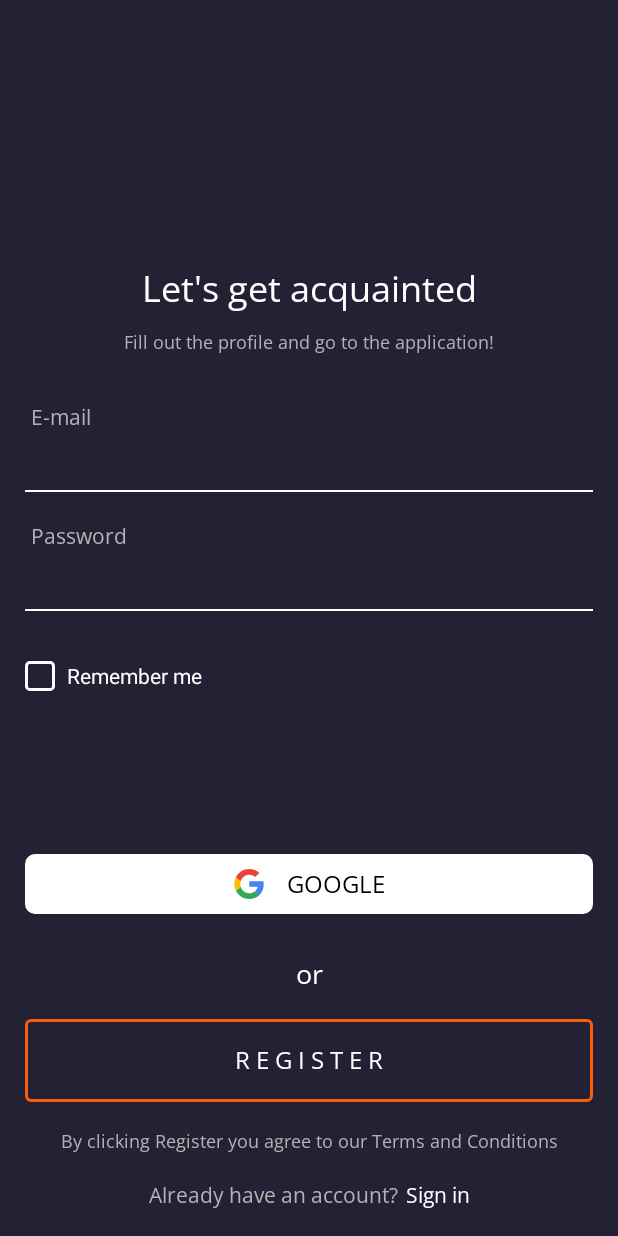
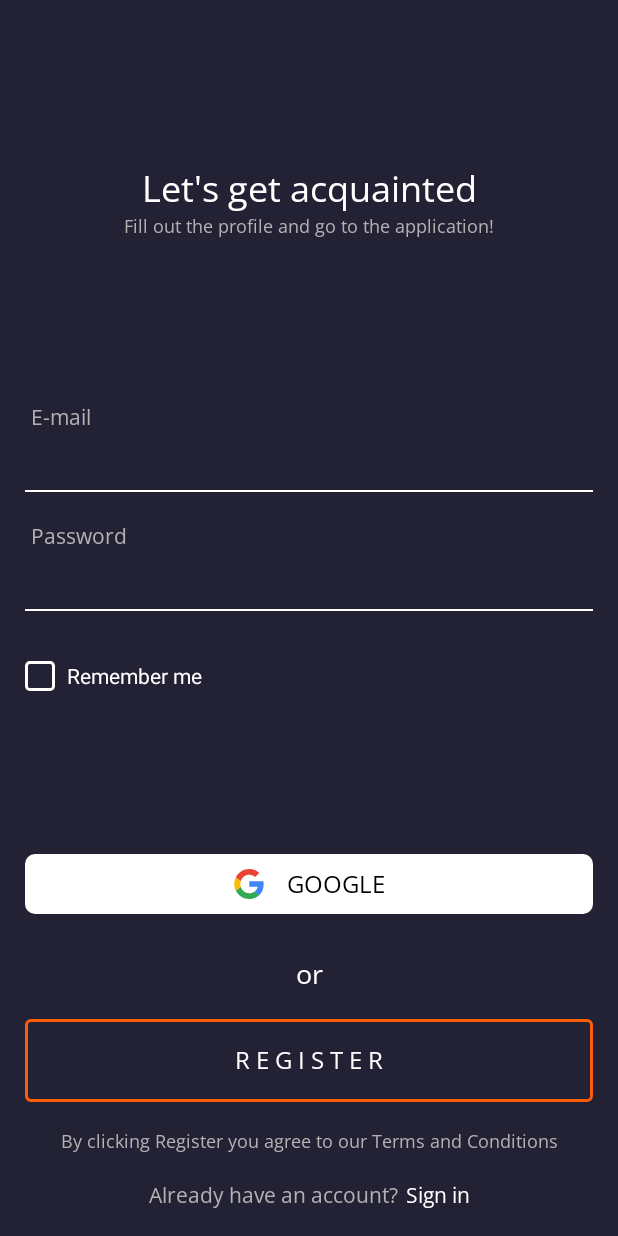
Before and after one commit to NastyaGroholska/BasicApplication, an Android app: the screen it shows after launch (MainActivity), on a phone screen of 412 x 824 dp. Run offline under Robolectric (Android 15) with nearby library versions, the phone set to English and light mode, and no system bars.

Commit message:
Slightly changed layout

```diff
--- a/app/src/main/AndroidManifest.xml
+++ b/app/src/main/AndroidManifest.xml
@@ -12,7 +12,7 @@
         android:label="@string/app_name"
         android:roundIcon="@mipmap/ic_launcher_round"
         android:supportsRtl="true"
-        android:theme="@style/Theme.BasicApplication"
+        android:theme="@style/Base.Theme.BasicApplication"
         tools:targetApi="31">
         <activity
             android:name=".presentation.ui.main.MainActivity"
--- a/app/src/main/res/layout/fragment_sign_up.xml
+++ b/app/src/main/res/layout/fragment_sign_up.xml
@@ -18,7 +18,8 @@
         app:layout_constraintBottom_toTopOf="@+id/text_subHeader"
         app:layout_constraintEnd_toEndOf="parent"
         app:layout_constraintStart_toStartOf="parent"
-        app:layout_constraintTop_toTopOf="@+id/percent20Horizontal" />
+        app:layout_constraintTop_toTopOf="parent"
+        app:layout_constraintVertical_chainStyle="packed" />
 
     <TextView
         android:id="@+id/text_subHeader"
@@ -28,7 +29,7 @@
         android:text="@string/fill_out_the_profile_and_go_to_the_application"
         android:textColor="@color/sub_text_color"
         android:textSize="@dimen/small_text_size"
-        app:layout_constraintBottom_toTopOf="@+id/percent30Horizontal"
+        app:layout_constraintBottom_toTopOf="@+id/barrier"
         app:layout_constraintEnd_toEndOf="parent"
         app:layout_constraintStart_toStartOf="parent"
         app:layout_constraintTop_toBottomOf="@+id/text_header" />
@@ -193,13 +194,6 @@
         app:layout_constraintTop_toBottomOf="@+id/text_tos" />
 
     <androidx.constraintlayout.widget.Guideline
-        android:id="@+id/percent20Horizontal"
-        android:layout_width="wrap_content"
-        android:layout_height="wrap_content"
-        android:orientation="horizontal"
-        app:layout_constraintGuide_percent="0.2" />
-
-    <androidx.constraintlayout.widget.Guideline
         android:id="@+id/percent30Horizontal"
         android:layout_width="wrap_content"
         android:layout_height="wrap_content"
@@ -233,4 +227,11 @@
         android:layout_height="wrap_content"
         android:orientation="vertical"
         app:layout_constraintGuide_percent="0.96" />
+
+    <androidx.constraintlayout.widget.Barrier
+        android:id="@+id/barrier"
+        android:layout_width="wrap_content"
+        android:layout_height="wrap_content"
+        app:barrierDirection="top"
+        app:constraint_referenced_ids="text_email" />
 </androidx.constraintlayout.widget.ConstraintLayout>
--- a/app/src/main/res/values-night/themes.xml
+++ b/app/src/main/res/values-night/themes.xml
@@ -1,7 +1,8 @@
-<resources xmlns:tools="http://schemas.android.com/tools">
+<resources>
     <!-- Base application theme. -->
     <style name="Base.Theme.BasicApplication" parent="Theme.MaterialComponents.Light.NoActionBar">
         <!-- Customize your dark theme here. -->
         <!-- <item name="colorPrimary">@color/my_dark_primary</item> -->
+        <item name="android:statusBarColor">@color/upper_layout_color</item>
     </style>
 </resources>
--- a/app/src/main/res/values/themes.xml
+++ b/app/src/main/res/values/themes.xml
@@ -6,6 +6,4 @@
         <!-- Status bar color. -->
         <item name="android:statusBarColor">@color/upper_layout_color</item>
     </style>
-
-    <style name="Theme.BasicApplication" parent="Base.Theme.BasicApplication" />
 </resources>
```
